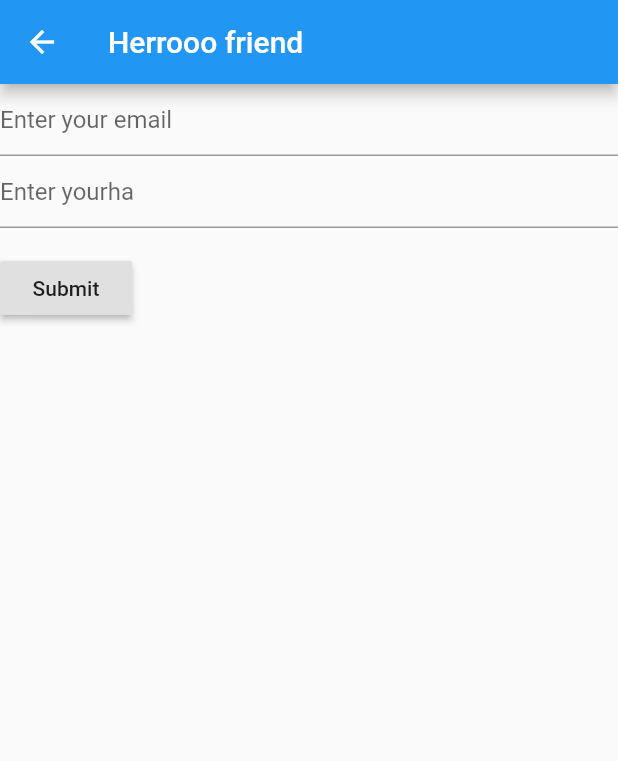
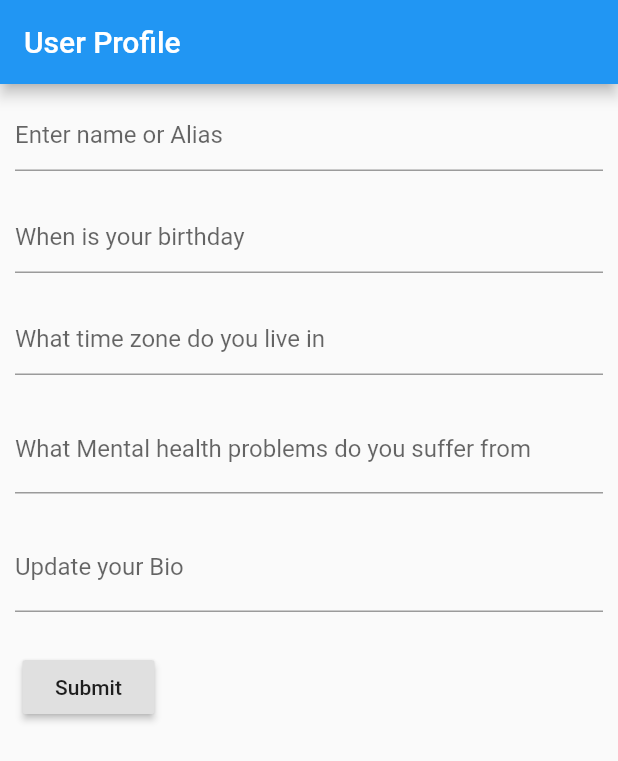
Before and after one commit to willgoishi/HACKSCProject, a Flutter app: the screen it shows after launch, after a tap on "Create A New Account", on a phone screen of 412 x 824 dp. Shown: the top 761 px of the screen. Run offline on Flutter 3.47's test engine with Material 2 defaults, Android fonts, the phone set to English and light mode, and no system bars; our stand-ins replace cloud_firestore; accounts and stored records are empty.

Commit message:
updated user creation form +/ minor refactoring

```diff
--- a/hackscproject/lib/usercreationform.dart
+++ b/hackscproject/lib/usercreationform.dart
@@ -1,24 +1,56 @@
 import 'package:flutter/material.dart';
 
+void main() => runApp(UserCreationForm());
+
+/// This Widget is the main application widget.
 class UserCreationForm extends StatelessWidget {
   final _formKey = GlobalKey<FormState>();
-
+  static const String _title = 'User Profile';
   @override
   Widget build(BuildContext context) {
-
-    return Scaffold(
-      appBar: AppBar(
-        title: Text("Herrooo friend"),
+    return MaterialApp(
+      title: _title,
+      home: Scaffold(
+        appBar: AppBar(title: const Text(_title)),
+        body: MyStatefulWidget(),
       ),
-      body: Container(
+    );
+  }
+}
+class MyStatefulWidget extends StatefulWidget {
+  MyStatefulWidget({Key key}) : super(key: key);
+  @override
+  _MyStatefulWidgetState createState() => _MyStatefulWidgetState();
+}
+class _MyStatefulWidgetState extends State<MyStatefulWidget> {
+  final _formKey = GlobalKey<FormState>();
+  @override
+  Widget build(BuildContext context) {
+    return SingleChildScrollView(
       child: Form(
         key: _formKey,
         child: Column(
           crossAxisAlignment: CrossAxisAlignment.start,
           children: <Widget>[
-        TextFormField(
+            Padding(
+              padding : EdgeInsets.all(10),
+              child: TextFormField(
                 decoration: const InputDecoration(
-            hintText: 'Enter your email',
+                  hintText: 'Enter name or Alias ',
+                ),
+                validator: (value) {
+                  if (value.isEmpty) {
+                    return 'This section is required';
+                  }
+                  return null;
+                },
+              ),
+            ),
+            Padding(
+              padding: EdgeInsets.all(10),
+              child: TextFormField(
+                decoration: const InputDecoration(
+                  hintText: 'When is your birthday',
                 ),
                 validator: (value) {
                   if (value.isEmpty) {
@@ -26,26 +58,44 @@ Widget build(BuildContext context) {
                   }
                   return null;
                 },
-
               ),
-              TextFormField(
+            ),
+            Padding(
+              padding: EdgeInsets.all(10),
+              child: TextFormField(
                 decoration: const InputDecoration(
-            hintText: 'Enter yourha',
+                  hintText: 'What time zone do you live in',
                 ),
                 validator: (value) {
                   if (value.isEmpty) {
-              return 'Please enter sasome text';
+                    return 'Please enter some text';
                   }
                   return null;
                 },
-
+              ),
             ),
             Padding(
-          padding: const EdgeInsets.symmetric(vertical: 16.0),
+              padding: EdgeInsets.all(10),
+              child: TextFormField(
+                decoration: InputDecoration(
+                  labelText: 'What Mental health problems do you suffer from'
+                ),
+              ),
+            ),
+            Padding(
+              padding: EdgeInsets.all(10),
+              child: TextFormField(
+                decoration: InputDecoration(
+                  labelText: 'Update your Bio'
+                ),
+              ),
+            ),
+            Padding(
+              padding: const EdgeInsets.symmetric(vertical: 16.0, horizontal: 15),
               child: RaisedButton(
                 onPressed: () {
                   // Validate will return true if the form is valid, or false if
-              // the form is invalid.
+                  // the form is invalid
                   if (_formKey.currentState.validate()) {
                     // Process data.
                   }
@@ -56,7 +106,6 @@ Widget build(BuildContext context) {
           ],
         ),
       )
-  ),
     );
   }
 }
```
Lines whose indentation alone changed are shown as unchanged.
